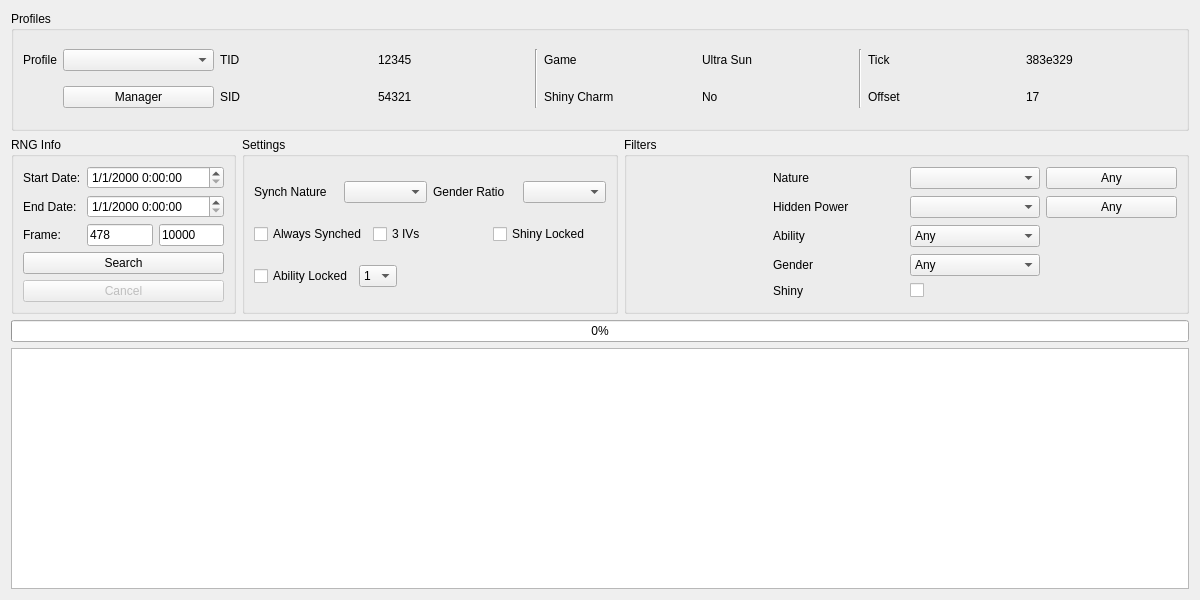
First picture: the form in Source/Forms/Gen7/Stationary7.ui, repository Admiral-Fish/3DSTimeFinder, before the edit.
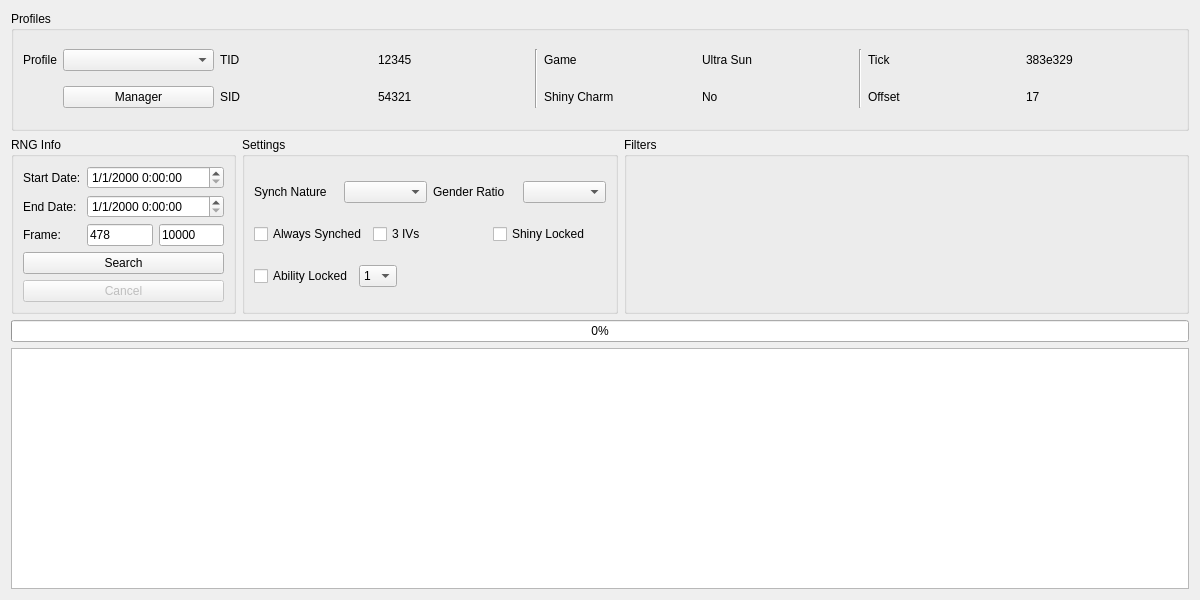
Second picture: the form after the edit. Custom widgets are drawn as their Qt base class.

Commit message:
Show PID/EC and add more shiny filtering
Fixes #3
Fixes #9

```diff
--- a/Source/Forms/Gen7/Stationary7.ui
+++ b/Source/Forms/Gen7/Stationary7.ui
@@ -352,116 +352,8 @@
       <string>Filters</string>
      </property>
      <layout class="QGridLayout" name="gridLayout_11">
-      <item row="0" column="0" rowspan="5">
-       <widget class="IVFilter" name="ivFilter" native="true"/>
-      </item>
-      <item row="0" column="1">
-       <widget class="QLabel" name="labelNature">
-        <property name="frameShape">
-         <enum>QFrame::NoFrame</enum>
-        </property>
-        <property name="text">
-         <string>Nature</string>
-        </property>
-       </widget>
-      </item>
-      <item row="0" column="2">
-       <widget class="CheckList" name="comboBoxNature"/>
-      </item>
-      <item row="0" column="3">
-       <widget class="QPushButton" name="pushButtonAnyNature">
-        <property name="text">
-         <string>Any</string>
-        </property>
-       </widget>
-      </item>
-      <item row="1" column="1">
-       <widget class="QLabel" name="labelHiddenPower">
-        <property name="text">
-         <string>Hidden Power</string>
-        </property>
-       </widget>
-      </item>
-      <item row="1" column="2">
-       <widget class="CheckList" name="comboBoxHiddenPower"/>
-      </item>
-      <item row="1" column="3">
-       <widget class="QPushButton" name="pushButtonAnyHiddenPower">
-        <property name="text">
-         <string>Any</string>
-        </property>
-       </widget>
-      </item>
-      <item row="2" column="1">
-       <widget class="QLabel" name="labelAbility">
-        <property name="text">
-         <string>Ability</string>
-        </property>
-       </widget>
-      </item>
-      <item row="2" column="2">
-       <widget class="ComboBox" name="comboBoxAbility">
-        <item>
-         <property name="text">
-          <string>Any</string>
-         </property>
-        </item>
-        <item>
-         <property name="text">
-          <string notr="true">1</string>
-         </property>
-        </item>
-        <item>
-         <property name="text">
-          <string notr="true">2</string>
-         </property>
-        </item>
-        <item>
-         <property name="text">
-          <string notr="true">H</string>
-         </property>
-        </item>
-       </widget>
-      </item>
-      <item row="3" column="1">
-       <widget class="QLabel" name="labelGender">
-        <property name="text">
-         <string>Gender</string>
-        </property>
-       </widget>
-      </item>
-      <item row="3" column="2">
-       <widget class="ComboBox" name="comboBoxGender">
-        <item>
-         <property name="text">
-          <string>Any</string>
-         </property>
-        </item>
-        <item>
-         <property name="text">
-          <string notr="true">♂</string>
-         </property>
-        </item>
-        <item>
-         <property name="text">
-          <string notr="true">♀</string>
-         </property>
-        </item>
-       </widget>
-      </item>
-      <item row="4" column="1">
-       <widget class="QLabel" name="labelShiny">
-        <property name="text">
-         <string>Shiny</string>
-        </property>
-       </widget>
-      </item>
-      <item row="4" column="2">
-       <widget class="QCheckBox" name="checkBoxShiny">
-        <property name="text">
-         <string/>
-        </property>
-       </widget>
+      <item row="0" column="0" rowspan="2">
+       <widget class="Filter" name="filter" native="true"/>
       </item>
      </layout>
     </widget>
@@ -502,20 +394,6 @@
    <extends>QTableView</extends>
    <header>Forms/Controls/TableView.hpp</header>
   </customwidget>
-  <customwidget>
-   <class>IVFilter</class>
-   <extends>QWidget</extends>
-   <header>Forms/Controls/IVFilter.hpp</header>
-   <container>1</container>
-  </customwidget>
-  <customwidget>
-   <class>CheckList</class>
-   <extends>QComboBox</extends>
-   <header>Forms/Controls/CheckList.hpp</header>
-   <slots>
-    <slot>resetChecks()</slot>
-   </slots>
-  </customwidget>
   <customwidget>
    <class>ComboBox</class>
    <extends>QComboBox</extends>
@@ -526,6 +404,12 @@
    <extends>QDateTimeEdit</extends>
    <header>Forms/Controls/DateTimeEdit.hpp</header>
   </customwidget>
+  <customwidget>
+   <class>Filter</class>
+   <extends>QWidget</extends>
+   <header>Forms/Controls/Filter.hpp</header>
+   <container>1</container>
+  </customwidget>
  </customwidgets>
  <tabstops>
   <tabstop>comboBoxProfiles</tabstop>
```
Left out of the diff: 42 changed lines with no effect on the pictures. The commit also changes 35 other files.
